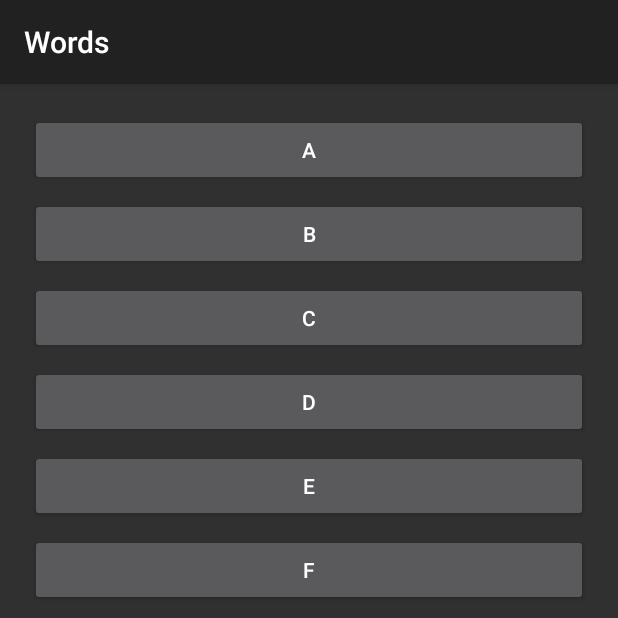
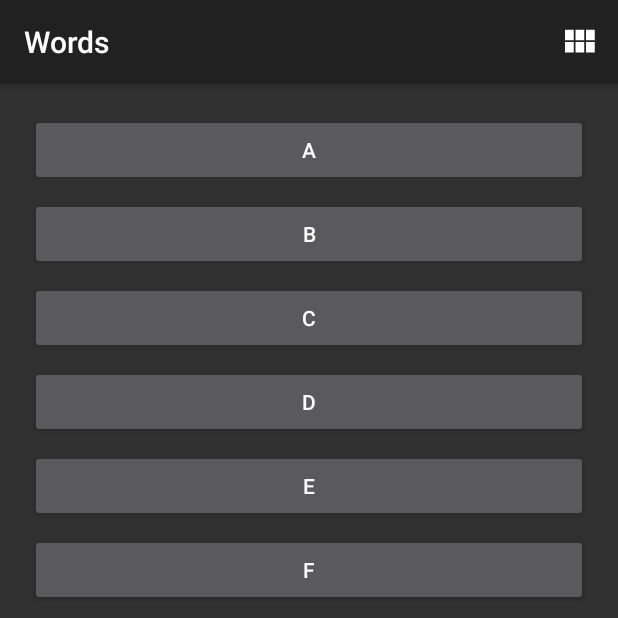
Before and after one commit to MarinaShnyakina/PracticingKotlinAndAndroidStudio, an Android app: the screen it shows after launch (MainClassWords), on a phone screen of 412 x 824 dp, the top half of it. Run offline under Robolectric (Android 15) with nearby library versions, the phone set to English and light mode, and no system bars.

Commit message:
Add intent and implicit intent. Also add a grid menu.

```diff
--- a/app/src/main/AndroidManifest.xml
+++ b/app/src/main/AndroidManifest.xml
@@ -51,6 +51,10 @@
             android:roundIcon="@mipmap/ic_launcher_round_dogglers"
             android:theme="@style/Theme.Design"/>
 
+        <!--    An app for Dogglers-->
+        <activity
+            android:name=".Words.DetailActivity"
+            android:parentActivityName=".Words.MainClassWords" />
             <activity
                 android:name=".Words.MainClassWords"
                 android:exported="true"
--- a/app/src/main/java/com/example/practicingkotlinandandroidstudio/Words/LetterAdapter.kt
+++ b/app/src/main/java/com/example/practicingkotlinandandroidstudio/Words/LetterAdapter.kt
@@ -36,7 +36,7 @@ class LetterAdapter : RecyclerView.Adapter<LetterAdapter.LetterViewHolder>() {
         holder.button.setOnClickListener {
             val context = holder.itemView.context
             val intent = Intent(context, DetailActivity::class.java)
-            intent.putExtra("letter", holder.button.text.toString())
+            intent.putExtra(DetailActivity.LETTER, holder.button.text.toString())
             context.startActivity(intent)
         }
     }
--- a/app/src/main/java/com/example/practicingkotlinandandroidstudio/Words/MainClassWords.kt
+++ b/app/src/main/java/com/example/practicingkotlinandandroidstudio/Words/MainClassWords.kt
@@ -1,9 +1,14 @@
 package com.example.practicingkotlinandandroidstudio.Words
 
 import android.os.Bundle
+import android.view.Menu
+import android.view.MenuItem
 import androidx.appcompat.app.AppCompatActivity
+import androidx.core.content.ContextCompat
+import androidx.recyclerview.widget.GridLayoutManager
 import androidx.recyclerview.widget.LinearLayoutManager
 import androidx.recyclerview.widget.RecyclerView
+import com.example.practicingkotlinandandroidstudio.R
 import com.example.practicingkotlinandandroidstudio.databinding.ActivityWordsMainBinding
 
 
@@ -18,7 +23,53 @@ class MainClassWords : AppCompatActivity() {
         setContentView(binding.root)
 
         recyclerView = binding.recyclerView
-        recyclerView.layoutManager = LinearLayoutManager(this)
+        chooseLayout()
+    }
+
+    private var isLinearLayoutManager = true
+    private fun chooseLayout() {
+        if (isLinearLayoutManager) {
+            recyclerView.layoutManager = LinearLayoutManager(this)
+        } else {
+            recyclerView.layoutManager = GridLayoutManager(this, 4)
+        }
         recyclerView.adapter = LetterAdapter()
     }
+
+    private fun setIcon(menuItem: MenuItem?) {
+        if (menuItem == null)
+            return
+
+        // Set the drawable for the menu icon based on which LayoutManager is currently in use
+
+        // An if-clause can be used on the right side of an assignment if all paths return a value.
+        // The following code is equivalent to
+        // if (isLinearLayoutManager)
+        //     menu.icon = ContextCompat.getDrawable(this, R.drawable.ic_grid_layout)
+        // else menu.icon = ContextCompat.getDrawable(this, R.drawable.ic_linear_layout)
+        menuItem.icon =
+            if (isLinearLayoutManager)
+                ContextCompat.getDrawable(this, R.drawable.ic_grid_layout_words)
+        else ContextCompat.getDrawable(this, R.drawable.ic_linear_layout_words)
+    }
+
+    override fun onCreateOptionsMenu(menu: Menu?): Boolean {
+        menuInflater.inflate(R.menu.layout_menu, menu)
+
+        val layoutButton = menu?.findItem(R.id.action_switch_layout)
+        setIcon(layoutButton)
+        return true
+    }
+
+    override fun onOptionsItemSelected(item: MenuItem): Boolean {
+        return when (item.itemId) {
+            R.id.action_switch_layout -> {
+                isLinearLayoutManager = !isLinearLayoutManager
+                chooseLayout()
+                setIcon(item)
+                return true
+            }
+            else -> super.onOptionsItemSelected(item)
+        }
+    }
 }
--- /dev/null
+++ b/app/src/main/res/drawable/ic_grid_layout_words.xml
@@ -0,0 +1,12 @@
+<?xml version="1.0" encoding="utf-8"?>
+<!-- Menu asset to indicate clicking will switch to a grid of items for the RecyclerView -->
+<vector xmlns:android="http://schemas.android.com/apk/res/android"
+    android:width="28dp"
+    android:height="28dp"
+    android:tint="#FFFFFF"
+    android:viewportWidth="24"
+    android:viewportHeight="24">
+    <path
+        android:fillColor="@android:color/white"
+        android:pathData="M4,11h5L9,5L4,5v6zM4,18h5v-6L4,12v6zM10,18h5v-6h-5v6zM16,18h5v-6h-5v6zM10,11h5L15,5h-5v6zM16,5v6h5L21,5h-5z"/>
+</vector>
--- /dev/null
+++ b/app/src/main/res/drawable/ic_linear_layout_words.xml
@@ -0,0 +1,12 @@
+<?xml version="1.0" encoding="utf-8"?>
+<!-- Menu asset to indicate clicking will switch to a vertical list of items for the RecyclerView -->
+<vector xmlns:android="http://schemas.android.com/apk/res/android"
+    android:width="28dp"
+    android:height="28dp"
+    android:tint="#FFFFFF"
+    android:viewportWidth="24"
+    android:viewportHeight="24">
+    <path
+        android:fillColor="@android:color/white"
+        android:pathData="M4,14h4v-4L4,10v4zM4,19h4v-4L4,15v4zM4,9h4L8,5L4,5v4zM9,14h12v-4L9,10v4zM9,19h12v-4L9,15v4zM9,5v4h12L21,5L9,5z" />
+</vector>
--- /dev/null
+++ b/app/src/main/res/menu/layout_menu.xml
@@ -0,0 +1,10 @@
+<?xml version="1.0" encoding="utf-8"?>
+<menu xmlns:android="http://schemas.android.com/apk/res/android"
+    xmlns:app="http://schemas.android.com/apk/res-auto">
+    <item
+        android:id="@+id/action_switch_layout"
+        android:title="@string/action_switch_layout"
+        android:icon="@drawable/ic_linear_layout_words"
+        app:showAsAction="always" />
+
+</menu>
```
Also changed, not shown: app/src/main/java/com/example/practicingkotlinandandroidstudio/Words/DetailActivity.kt (+7 -1 lines), app/src/main/java/com/example/practicingkotlinandandroidstudio/Words/WordAdapter.kt (+8 -0 lines).
